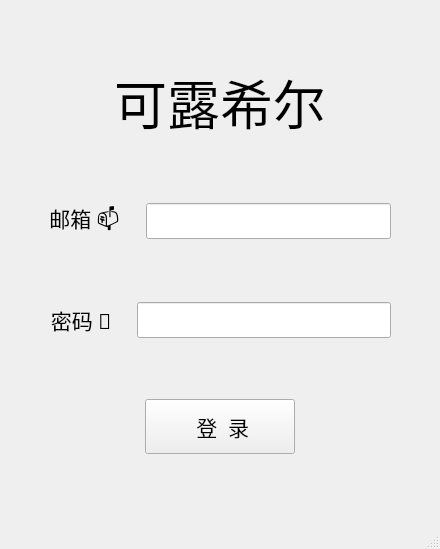
Chr0nixz/Closure, file resources/ui/UI_LoginWindow.ui: the form before one commit.
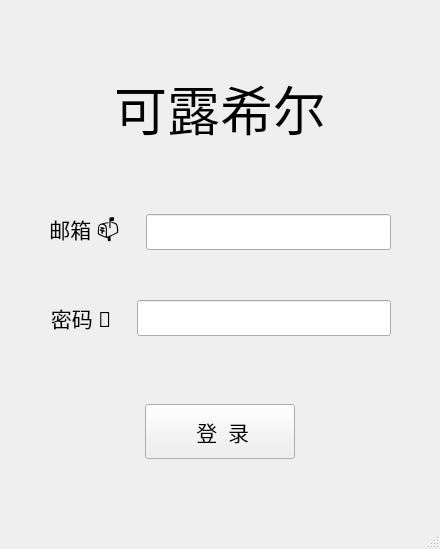
The form after the commit. Icons and pictures are not drawn.

Patch:
```diff
--- a/resources/ui/UI_LoginWindow.ui
+++ b/resources/ui/UI_LoginWindow.ui
@@ -35,6 +35,21 @@
   <widget class="QWidget" name="centralwidget">
    <layout class="QVBoxLayout" name="verticalLayout_2">
     <item>
+     <layout class="QVBoxLayout" name="verticalLayout">
+      <item>
+       <spacer name="verticalSpacer_4">
+        <property name="orientation">
+         <enum>Qt::Vertical</enum>
+        </property>
+        <property name="sizeHint" stdset="0">
+         <size>
+          <width>20</width>
+          <height>40</height>
+         </size>
+        </property>
+       </spacer>
+      </item>
+      <item>
      <widget class="QLabel" name="Label_closure">
       <property name="sizePolicy">
        <sizepolicy hsizetype="Expanding" vsizetype="Maximum">
@@ -68,6 +83,19 @@
       </property>
      </widget>
     </item>
+      <item>
+       <spacer name="verticalSpacer_2">
+        <property name="orientation">
+         <enum>Qt::Vertical</enum>
+        </property>
+        <property name="sizeHint" stdset="0">
+         <size>
+          <width>20</width>
+          <height>40</height>
+         </size>
+        </property>
+       </spacer>
+      </item>
     <item>
      <layout class="QHBoxLayout" name="horizontalLayout_2" stretch="0,3,0,12,0">
       <item>
@@ -167,6 +195,22 @@
       </item>
      </layout>
     </item>
+      <item>
+       <spacer name="verticalSpacer_5">
+        <property name="orientation">
+         <enum>Qt::Vertical</enum>
+        </property>
+        <property name="sizeType">
+         <enum>QSizePolicy::Maximum</enum>
+        </property>
+        <property name="sizeHint" stdset="0">
+         <size>
+          <width>20</width>
+          <height>40</height>
+         </size>
+        </property>
+       </spacer>
+      </item>
     <item>
      <layout class="QHBoxLayout" name="horizontalLayout_3" stretch="0,3,0,12,0">
       <property name="spacing">
@@ -277,6 +321,19 @@
       </item>
      </layout>
     </item>
+      <item>
+       <spacer name="verticalSpacer_3">
+        <property name="orientation">
+         <enum>Qt::Vertical</enum>
+        </property>
+        <property name="sizeHint" stdset="0">
+         <size>
+          <width>20</width>
+          <height>40</height>
+         </size>
+        </property>
+       </spacer>
+      </item>
     <item>
      <layout class="QHBoxLayout" name="horizontalLayout_4">
       <item>
@@ -333,7 +390,7 @@
        <enum>Qt::Vertical</enum>
       </property>
       <property name="sizeType">
-       <enum>QSizePolicy::Minimum</enum>
+         <enum>QSizePolicy::Expanding</enum>
       </property>
       <property name="sizeHint" stdset="0">
        <size>
@@ -342,6 +399,8 @@
        </size>
       </property>
      </spacer>
+      </item>
+     </layout>
     </item>
    </layout>
   </widget>
```
Lines whose indentation alone changed are shown as unchanged.
